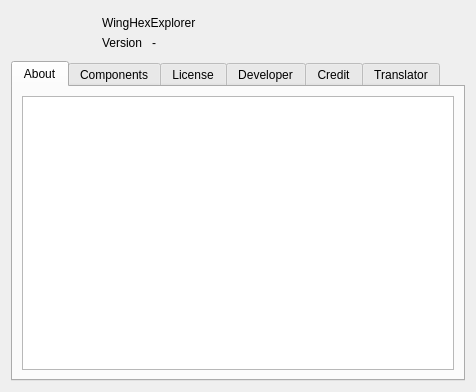
Above: src/dialog/aboutsoftwaredialog.ui from Wing-summer/WingHexExplorer2 before the change. Below: the same form after it.
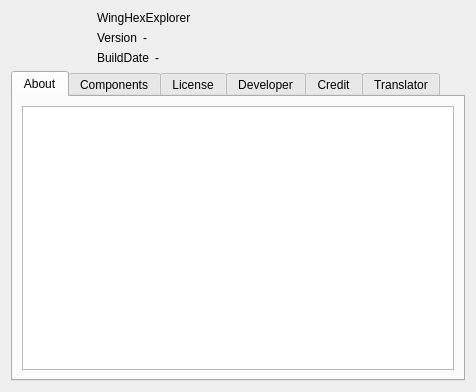
That is the form after the change. Icons and pictures are not drawn.

Patch:
```diff
--- a/src/dialog/aboutsoftwaredialog.ui
+++ b/src/dialog/aboutsoftwaredialog.ui
@@ -15,19 +15,7 @@
   </property>
   <layout class="QVBoxLayout" name="verticalLayout_2">
    <item>
-    <layout class="QHBoxLayout" name="horizontalLayout_2">
-     <property name="leftMargin">
-      <number>5</number>
-     </property>
-     <property name="topMargin">
-      <number>5</number>
-     </property>
-     <property name="rightMargin">
-      <number>5</number>
-     </property>
-     <property name="bottomMargin">
-      <number>5</number>
-     </property>
+    <layout class="QHBoxLayout" name="horizontalLayout_3">
      <item>
       <widget class="QLabel" name="label">
        <property name="sizePolicy">
@@ -63,10 +51,7 @@
         </widget>
        </item>
        <item>
-        <layout class="QHBoxLayout" name="horizontalLayout">
-         <property name="spacing">
-          <number>10</number>
-         </property>
+        <layout class="QHBoxLayout" name="horizontalLayout_2">
          <item>
           <widget class="QLabel" name="label_3">
            <property name="sizePolicy">
@@ -89,6 +74,30 @@
          </item>
         </layout>
        </item>
+       <item>
+        <layout class="QHBoxLayout" name="horizontalLayout">
+         <item>
+          <widget class="QLabel" name="label_4">
+           <property name="sizePolicy">
+            <sizepolicy hsizetype="Fixed" vsizetype="Preferred">
+             <horstretch>0</horstretch>
+             <verstretch>0</verstretch>
+            </sizepolicy>
+           </property>
+           <property name="text">
+            <string>BuildDate</string>
+           </property>
+          </widget>
+         </item>
+         <item>
+          <widget class="QLabel" name="lblBuildDate">
+           <property name="text">
+            <string notr="true">-</string>
+           </property>
+          </widget>
+         </item>
+        </layout>
+       </item>
       </layout>
      </item>
     </layout>
```
